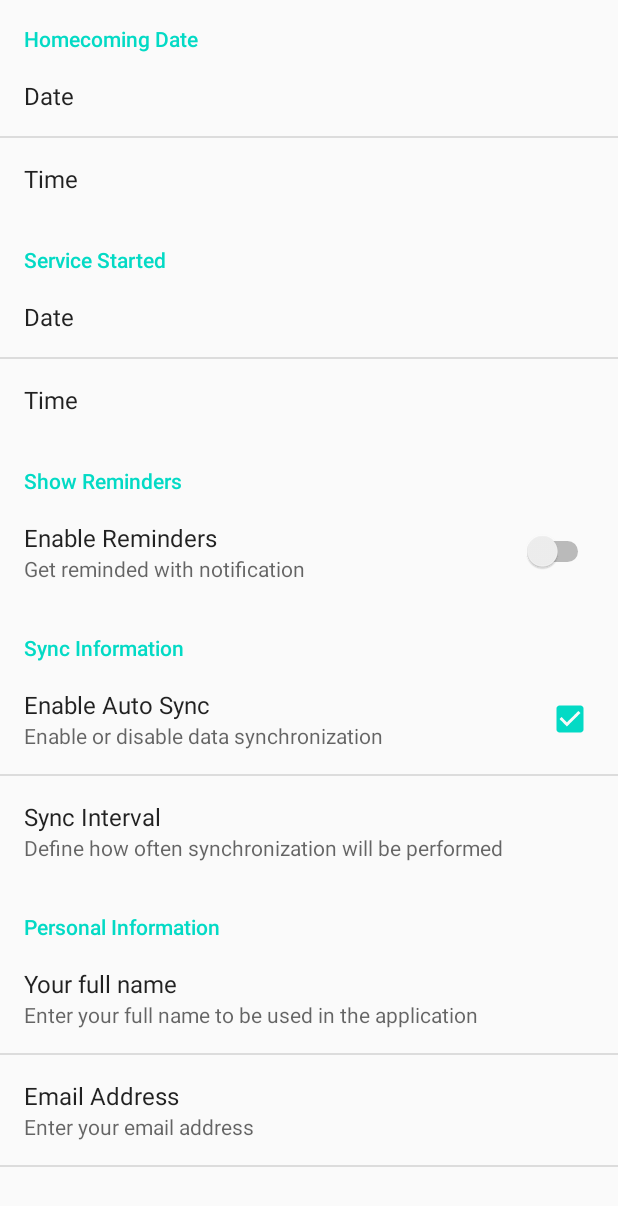
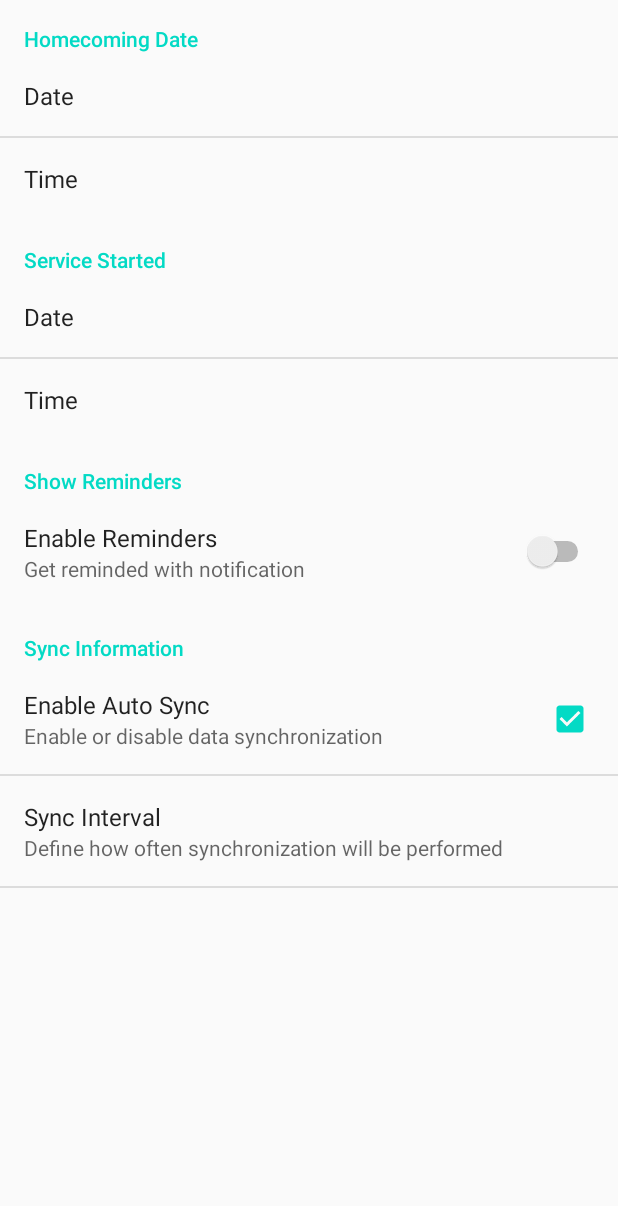
Before and after one commit to ThomasVasileiadis/SoldierCountdownPro, an Android app: the Settings screen opened directly, with no data from a screen before it, on a phone screen of 412 x 824 dp. Shown: the top 1206 px of the screen. Run offline under Robolectric (Android 15) with nearby library versions, the phone set to English and light mode, and no system bars.

Commit message:
Updating settings page.

```diff
--- a/app/src/main/res/xml/preferences.xml
+++ b/app/src/main/res/xml/preferences.xml
@@ -57,33 +57,5 @@
             android:summary="Define how often synchronization will be performed"/>
     </PreferenceCategory>
 
-    <PreferenceCategory android:title="Personal Information">
-
-        <EditTextPreference
-            android:defaultValue=""
-            android:key="full_name"
-            android:selectAllOnFocus="true"
-            android:singleLine="true"
-            android:title="Your full name"
-            android:dialogTitle="Enter your full name"
-            android:dialogMessage="Enter full name"
-            android:inputType="textCapWords"
-            android:summary="Enter your full name to be used in the application"/>
-
-
-        <EditTextPreference
-            android:defaultValue=""
-            android:key="email_address"
-            android:selectAllOnFocus="true"
-            android:singleLine="true"
-            android:title="Email Address"
-            android:summary="Enter your email address"
-            android:dialogTitle="Enter your email address"
-            android:dialogMessage="Enter your email address"
-            android:inputType="textEmailAddress"/>
-    </PreferenceCategory>
-
-
-
 
 </PreferenceScreen>
```
